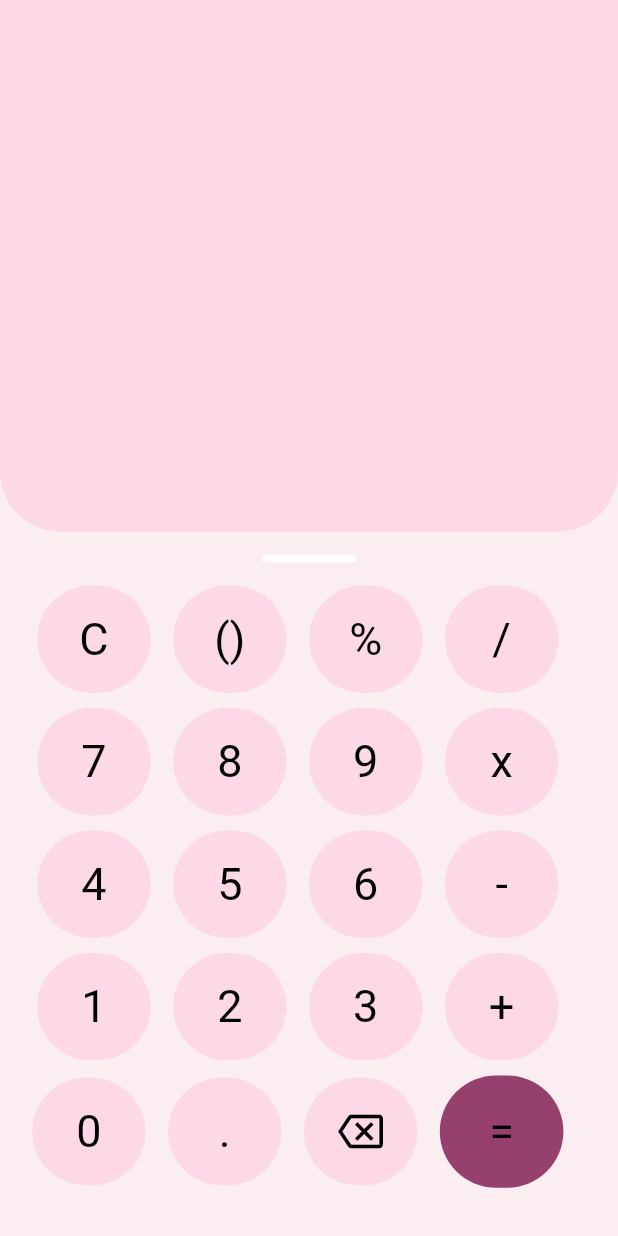
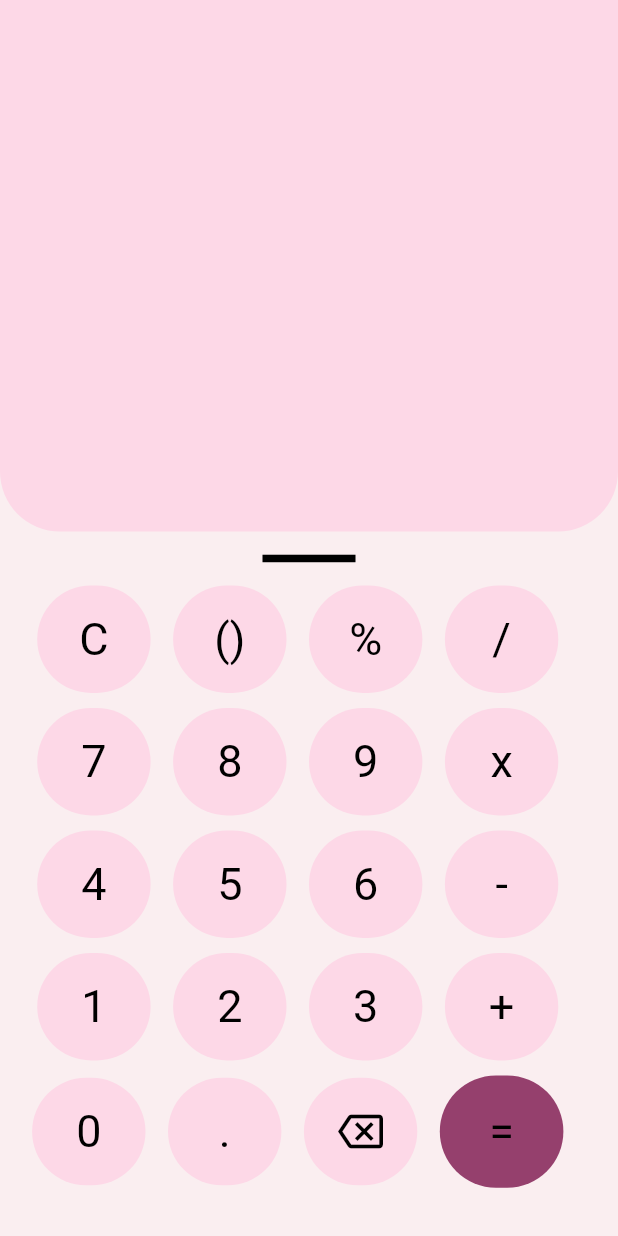
Before and after one commit to abhixv/A12CalculatorUI, a Flutter app: the screen it shows after launch, on a phone screen of 412 x 824 dp. Run offline on Flutter 3.47's test engine with Material 2 defaults, Android fonts, the phone set to English and light mode, and no system bars; our stand-ins replace math_expressions.

Commit message:
Calculator: Nuke Unused Imports

```diff
--- a/lib/main.dart
+++ b/lib/main.dart
@@ -1,5 +1,4 @@
 import 'package:calculator/pages/home_page.dart';
-import 'package:calculator/utils/routes.dart';
 import 'package:calculator/utils/theme.dart';
 import 'package:flutter/material.dart';
 
--- a/lib/pages/home_page.dart
+++ b/lib/pages/home_page.dart
@@ -1,10 +1,5 @@
-import 'dart:math';
-
-import 'package:calculator/utils/routes.dart';
-import 'package:calculator/utils/theme.dart';
+// ignore_for_file: deprecated_member_use, non_constant_identifier_names
 import 'package:flutter/material.dart';
-import 'package:flutter/services.dart';
-import 'package:google_fonts/google_fonts.dart';
 import 'package:math_expressions/math_expressions.dart';
 
 class HomePage extends StatefulWidget {
@@ -92,7 +87,7 @@ class _HomePageState extends State<HomePage> {
               Padding(
                 padding: const EdgeInsets.symmetric(horizontal: 175),
                 child: Divider(
-                  color: Colors.white,
+                  color: Theme.of(context).accentColor,
                   thickness: 5,
                 ),
               ),
--- a/lib/utils/routes.dart
+++ b/lib/utils/routes.dart
@@ -1,5 +1,3 @@
-import 'package:flutter/cupertino.dart';
-
 class Routes {
   static String homeRoutes = "/home";
 }
```
